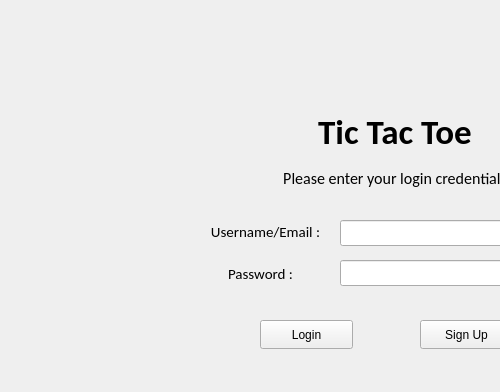
This is mainwindow.ui in mo2menwael/Advanced-Tic-Tac-Toe as Qt 5 draws it before an edit; both pictures show x 0 to 500 and y 0 to 392 of the 789 by 600 pixel window. The edited form follows.
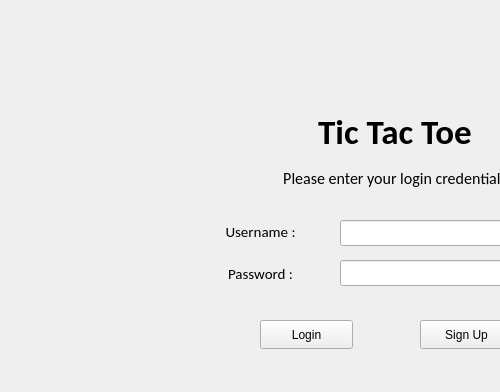
This is the edited form.

Commit message: adding username label in PVAI

Patch:
```diff
--- a/mainwindow.ui
+++ b/mainwindow.ui
@@ -17,9 +17,9 @@
    <widget class="QLabel" name="label_2">
     <property name="geometry">
      <rect>
-      <x>200</x>
+      <x>190</x>
       <y>222</y>
-      <width>131</width>
+      <width>141</width>
       <height>20</height>
      </rect>
     </property>
@@ -31,7 +31,7 @@
      </font>
     </property>
     <property name="text">
-     <string>Username/Email :</string>
+     <string>Username :</string>
     </property>
     <property name="alignment">
      <set>Qt::AlignCenter</set>
```
Left out of the diff: 2 changed lines with no effect on the pictures. The commit also changes 33 other files.
